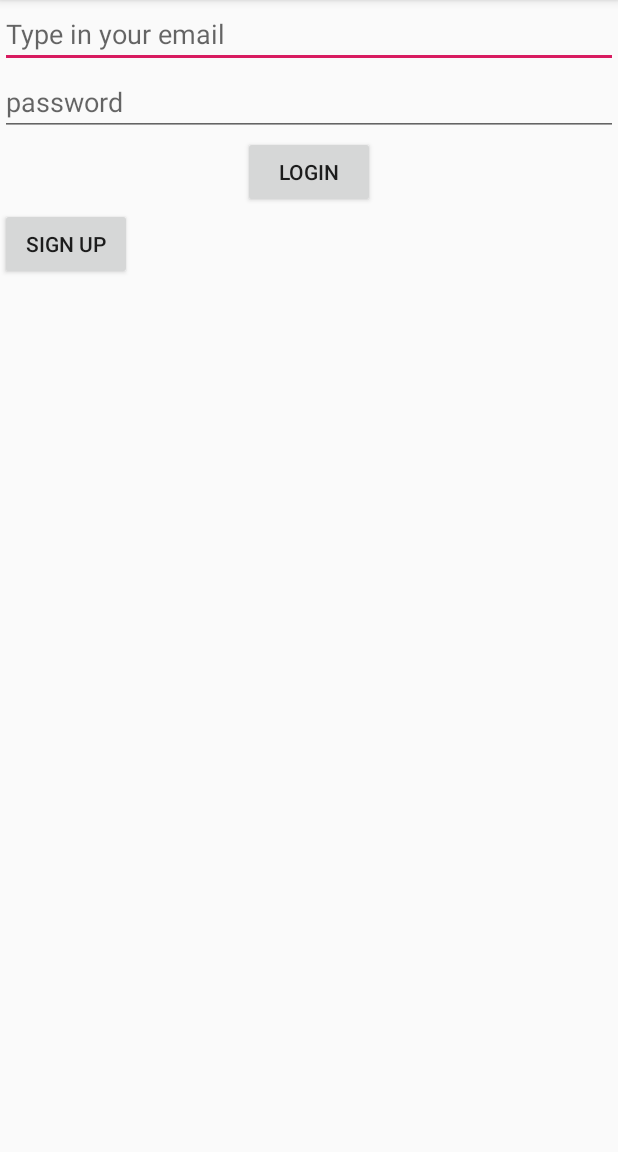
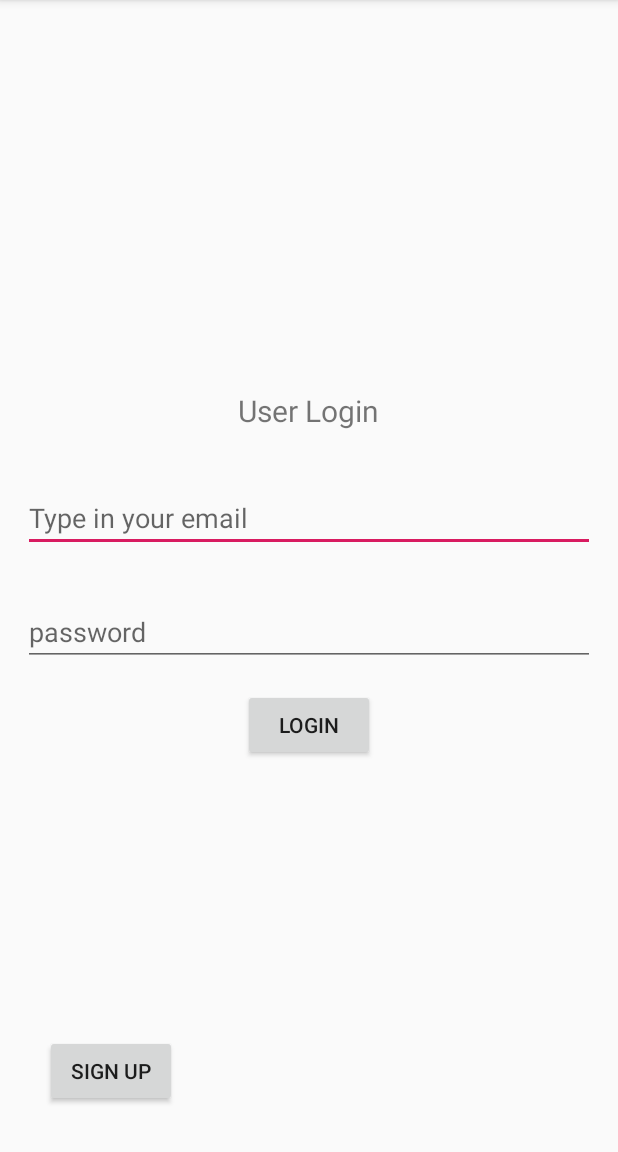
Before and after one commit to jamil-zaitouny/FlowDone, an Android app: the screen it shows after launch (MainActivity), on a phone screen of 412 x 824 dp, the part 84-1236 px from its top. Run offline under Robolectric (Android 15) with nearby library versions, the phone set to English and light mode, and no system bars.

Commit message:
Minor design changes

```diff
--- a/app/src/main/res/layout/activity_main.xml
+++ b/app/src/main/res/layout/activity_main.xml
@@ -1,26 +1,38 @@
 <?xml version="1.0" encoding="utf-8"?>
-<LinearLayout xmlns:android="http://schemas.android.com/apk/res/android"
+<RelativeLayout xmlns:android="http://schemas.android.com/apk/res/android"
     xmlns:app="http://schemas.android.com/apk/res-auto"
     xmlns:tools="http://schemas.android.com/tools"
+    tools:context=".MainActivity"
     android:layout_width="match_parent"
-    android:layout_height="match_parent"
-    android:orientation="vertical"
-    tools:context=".MainActivity"
-    android:layout_gravity="center">
-
+    android:layout_height="match_parent">
+    <LinearLayout
+        android:layout_centerVertical="true"
+        android:layout_width="match_parent"
+        android:layout_height="wrap_content"
+        android:orientation="vertical">
+        <TextView
+            android:layout_width="wrap_content"
+            android:layout_height="wrap_content"
+            android:text="User Login"
+            android:textSize="20dp"
+            android:layout_gravity="center"
+            android:layout_marginBottom="20dp"/>
         <EditText
             android:layout_width="match_parent"
             android:layout_height="wrap_content"
             android:id="@+id/loginText"
             android:hint="@string/loginText"
-        android:layout_gravity="center"/>
+            android:layout_margin="15dp"
+
+            />
         <EditText
             android:layout_width="match_parent"
             android:layout_height="wrap_content"
             android:id="@+id/passwordText"
             android:hint="@string/enterPassword"
-        android:layout_gravity="center"
-        android:inputType="textPassword"/>
+            android:layout_margin="15dp"
+            android:inputType="textPassword"
+            android:layout_gravity="center"/>
         <Button
             android:layout_width="wrap_content"
             android:layout_height="wrap_content"
@@ -28,11 +40,13 @@
             android:text="@string/loginButton"
             android:layout_gravity="center"
             />
+    </LinearLayout>
     <Button
         android:id="@+id/signUp"
         android:text="@string/signUp"
         android:layout_width="wrap_content"
         android:layout_height="wrap_content"
-        android:layout_gravity="bottom" />
-
-</LinearLayout>
+        android:layout_alignParentBottom="true"
+        android:layout_margin="30dp"
+        />
+</RelativeLayout>
```
Lines whose indentation alone changed are shown as unchanged.
